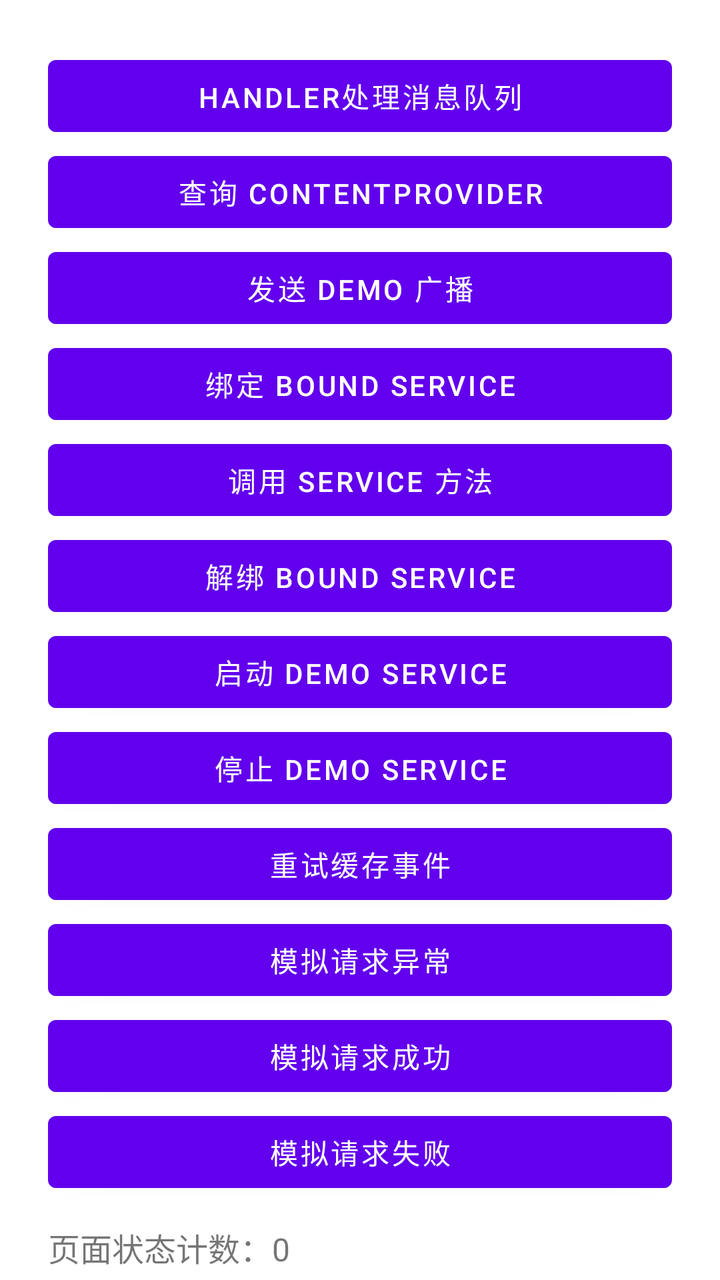
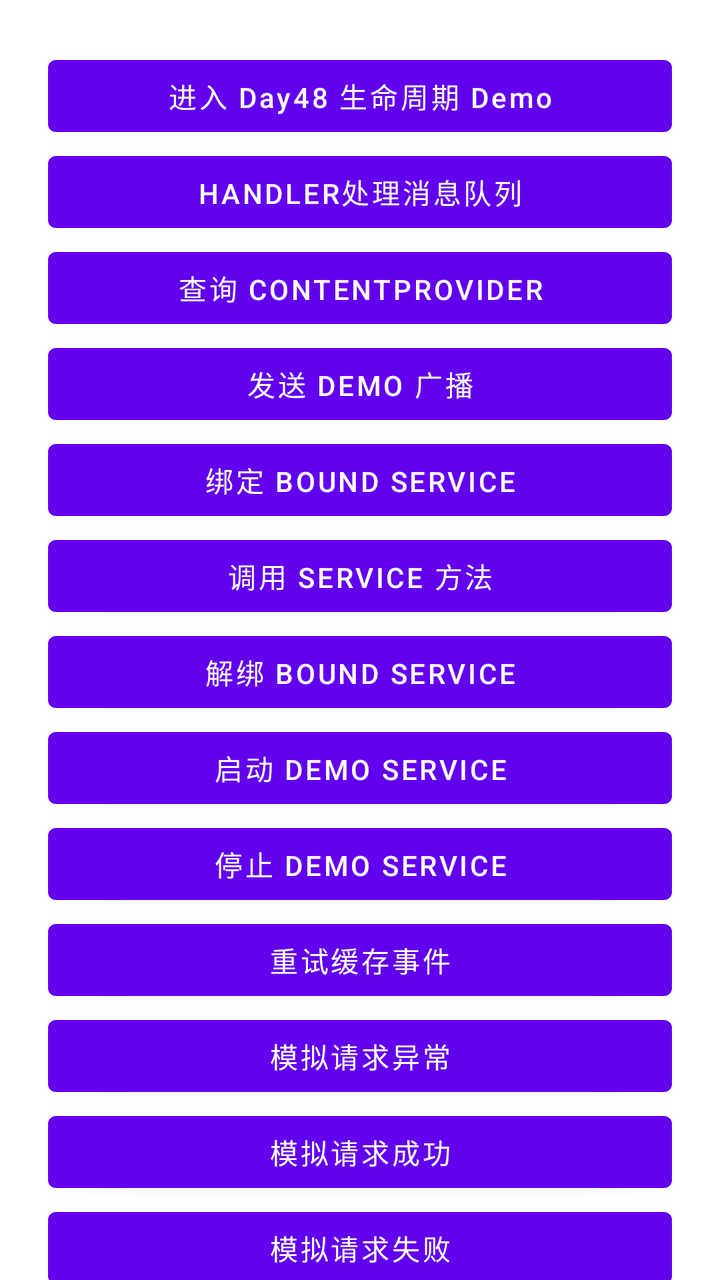

An Android layout rendered at two revisions. The XML below is the earlier revision; the diff shows what the commit changed to produce the second picture.
<!-- AndroidManifest.xml: application theme Theme.SdkStudyDemo -->
<!-- res/layout/activity_main.xml -->
<?xml version="1.0" encoding="utf-8"?>
<androidx.core.widget.NestedScrollView xmlns:android="http://schemas.android.com/apk/res/android"
    android:id="@+id/mainScrollView"
    android:layout_width="match_parent"
    android:layout_height="match_parent"
    android:fillViewport="true">


<LinearLayout
    android:id="@+id/rootLayout"
    android:layout_width="match_parent"
    android:layout_height="match_parent"
    android:orientation="vertical"
    android:padding="24dp">
    <Button
        android:id="@+id/btnHandlerDemo"
        android:layout_width="match_parent"
        android:layout_height="wrap_content"
        android:text="handler处理消息队列" />
    <Button
        android:id="@+id/btnQueryProvider"
        android:layout_width="match_parent"
        android:layout_height="wrap_content"
        android:text="查询 ContentProvider" />
    <Button
        android:id="@+id/btnSendBroadcast"
        android:layout_width="match_parent"
        android:layout_height="wrap_content"
        android:text="发送 Demo 广播" />
    <Button
        android:id="@+id/btnBindService"
        android:layout_width="match_parent"
        android:layout_height="wrap_content"
        android:text="绑定 Bound Service" />

    <Button
        android:id="@+id/btnCallService"
        android:layout_width="match_parent"
        android:layout_height="wrap_content"
        android:text="调用 Service 方法" />

    <Button
        android:id="@+id/btnUnbindService"
        android:layout_width="match_parent"
        android:layout_height="wrap_content"
        android:text="解绑 Bound Service" />
    <Button
        android:id="@+id/btnStartDemoService"
        android:layout_width="match_parent"
        android:layout_height="wrap_content"
        android:text="启动 Demo Service" />

    <Button
        android:id="@+id/btnStopDemoService"
        android:layout_width="match_parent"
        android:layout_height="wrap_content"
        android:text="停止 Demo Service" />
    <Button
        android:id="@+id/btnRetryCachedEvents"
        android:layout_width="match_parent"
        android:layout_height="wrap_content"
        android:text="重试缓存事件" />
    <Button
        android:id="@+id/btnRequestException"
        android:layout_width="match_parent"
        android:layout_height="wrap_content"
        android:text="模拟请求异常" />
    <Button
        android:id="@+id/btnRequestSuccess"
        android:layout_width="match_parent"
        android:layout_height="wrap_content"
        android:text="模拟请求成功" />

    <Button
        android:id="@+id/btnRequestError"
        android:layout_width="match_parent"
        android:layout_height="wrap_content"
        android:text="模拟请求失败" />

    <TextView
        android:id="@+id/tvStateCount"
        android:layout_width="match_parent"
        android:layout_height="wrap_content"
        android:text="页面状态计数：0"
        android:textSize="16sp"
        android:paddingTop="12dp"
        android:paddingBottom="8dp"/>
    <Button
        android:id="@+id/btnParallelTaskTest"
        android:layout_width="match_parent"
        android:layout_height="wrap_content"
        android:text="协程并行任务测试"/>
    <Button
        android:id="@+id/btnTimeoutTest"
        android:layout_width="match_parent"
        android:layout_height="wrap_content"
        android:text="协程超时测试" />
    <Button
        android:id="@+id/btnStartLongCoroutine"
        android:layout_width="match_parent"
        android:layout_height="wrap_content"
        android:text="启动长协程任务" />

    <Button
        android:id="@+id/btnCancelLongCoroutine"
        android:layout_width="match_parent"
        android:layout_height="wrap_content"
        android:text="取消长协程任务" />
    <Button
        android:id="@+id/btnCoroutineTest"
        android:layout_width="match_parent"
        android:layout_height="wrap_content"
        android:text="协程测试" />
    <Button
        android:id="@+id/btnUploadEventCoroutine"
        android:layout_width="match_parent"
        android:layout_height="wrap_content"
        android:text="协程网络上报事件"/>
    <Button
        android:id="@+id/btnUploadEventNetwork"
        android:layout_width="match_parent"
        android:layout_height="wrap_content"
        android:text="网络上报事件"/>
    <Button
        android:id="@+id/btnIncreaseCount"
        android:layout_width="match_parent"
        android:layout_height="wrap_content"
        android:text="增加页面状态计数"/>
    <FrameLayout
        android:id="@+id/infoFragmentContainer"
        android:layout_width="match_parent"
        android:layout_height="wrap_content"/>
    <TextView
        android:id="@+id/tvSdkInfo"
        android:layout_width="match_parent"
        android:layout_height="wrap_content"
        android:text="SDK信息"
        android:textSize="16sp"/>

    <Button
        android:id="@+id/bthCancel"
        android:layout_width="match_parent"
        android:layout_height="wrap_content"
        android:text="取消隐私授权"/>

    <Button
        android:id="@+id/bthSetting"
        android:layout_width="match_parent"
        android:layout_height="wrap_content"
        android:text="进入设置页"/>
    <Button
        android:id = "@+id/bthAgree"
        android:layout_width="match_parent"
        android:layout_height="wrap_content"
        android:text="同意隐私协议"/>

    <Button
        android:id="@+id/btnTrackEvent"
        android:layout_width="match_parent"
        android:layout_height="wrap_content"
        android:text="模拟事件上报" />
    <Button
        android:id="@+id/btnTrackEventByBundle"
        android:layout_width="match_parent"
        android:layout_height="wrap_content"
        android:text="Bundle方式上报事件" />
    <Button
        android:id="@+id/btnRequestCameraPermission"
        android:layout_width="match_parent"
        android:layout_height="wrap_content"
        android:text="请求相机权限" />

    <FrameLayout
        android:id="@+id/fragmentContainer"
        android:layout_width="match_parent"
        android:layout_height="wrap_content"/>

</LinearLayout>
</androidx.core.widget.NestedScrollView>
<!-- resources referenced by this layout -->
<resources>
  <style name="Theme.SdkStudyDemo" parent="Theme.MaterialComponents.Light.NoActionBar">
          <item name="android:windowLightStatusBar">true</item>
          <item name="android:statusBarColor">@android:color/white</item>
          <item name="android:navigationBarColor">@android:color/white</item>
      </style>
</resources>

<!-- the commit's change to res/layout/activity_main.xml (unified diff, before → after) -->
@@ -12,6 +12,13 @@
     android:layout_height="match_parent"
     android:orientation="vertical"
     android:padding="24dp">
+    <Button
+        android:id="@+id/btnOpenDay48Demo"
+        android:layout_width="match_parent"
+        android:layout_height="wrap_content"
+        android:text="进入 Day48 生命周期 Demo"
+        android:textAllCaps="false" />
+
     <Button
         android:id="@+id/btnHandlerDemo"
         android:layout_width="match_parent"
